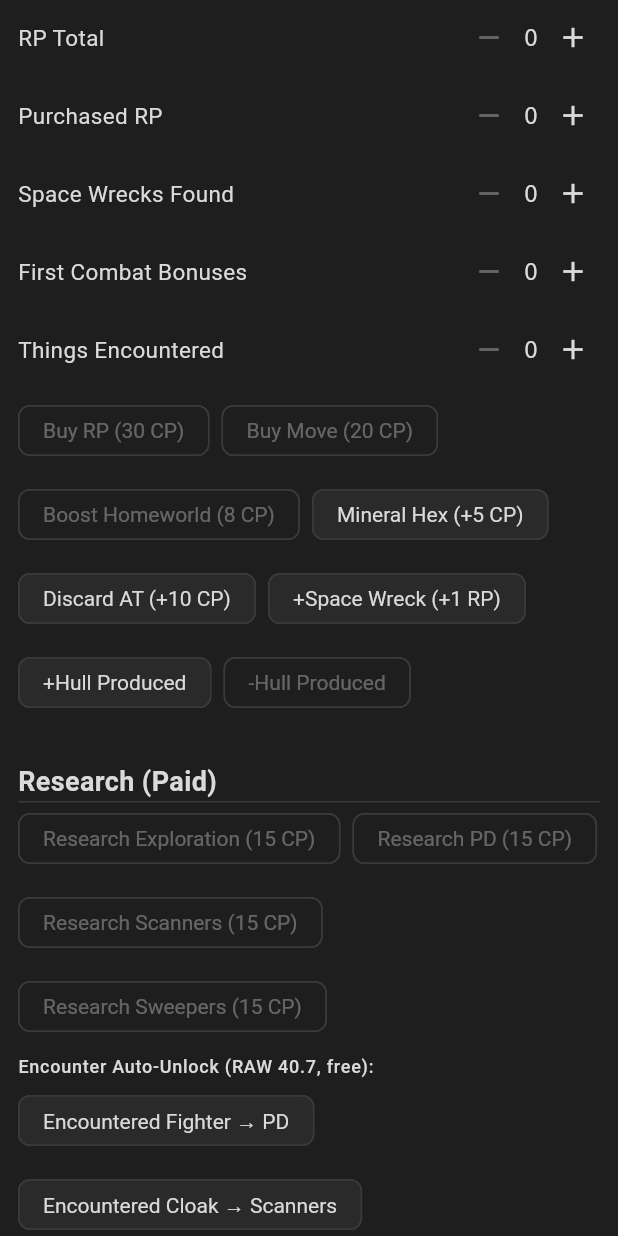
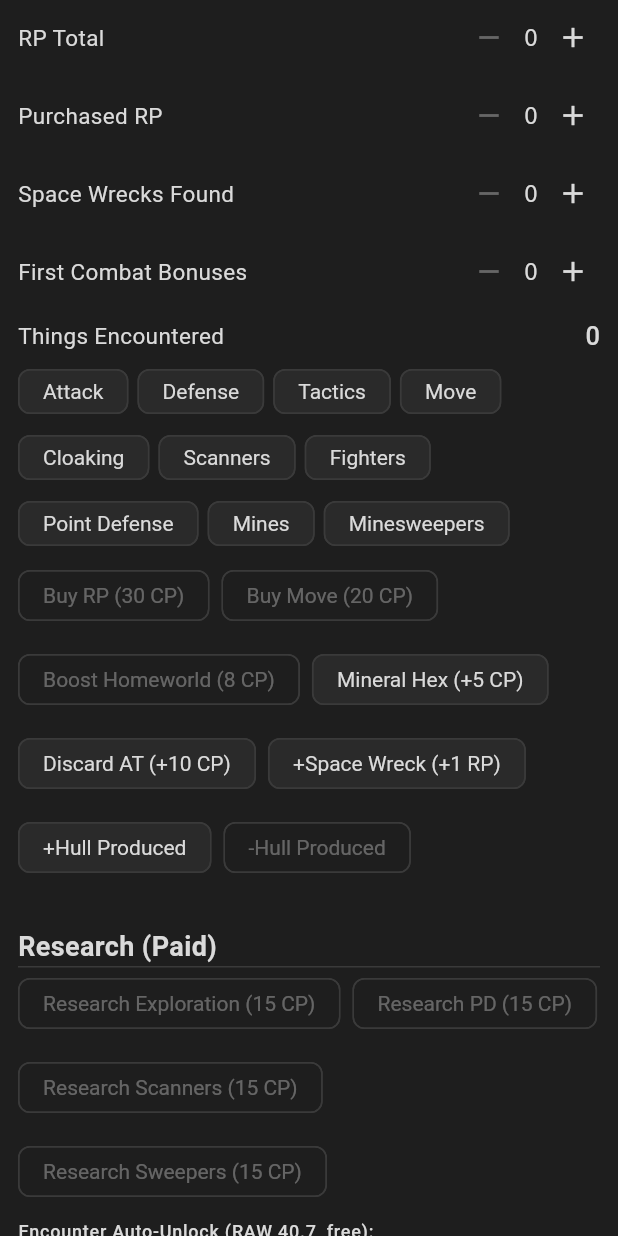
Before and after one commit to Fabulu/SE4xCompanion, a Flutter app: the ReplicatorPlayerPage widget shown alone on an empty page, opened directly with empty values, scrolled down 576 dp, on a phone screen of 412 x 824 dp. Run offline on Flutter 3.47's test engine with Material 3 defaults, Android fonts, the phone set to English and light mode, and no system bars.

Commit message:
Resolve final TODOs: encounter tracker chips + combat log viewer
- ReplicatorEncounterType: 10 named tech categories (Attack, Defense,
  Tactics, Move, Cloaking, Scanners, Fighters, PD, Mines, Minesweepers)
  with human-readable labels. Replicator player page now shows FilterChip
  toggles instead of an opaque counter. List<String> field preserved for
  backward compat.
- Combat Log viewer: "Combat Log" entry in map overflow menu opens a
  DraggableScrollableSheet with entries in reverse-chrono order. Clear
  button with confirmation. Empty state handled.
- Both TODO comments removed.

Tests: 982 passing, flutter analyze clean.

Co-Authored-By: Claude Opus 4.6 (1M context) <noreply@anthropic.com>

```diff
--- a/lib/models/replicator_player_state.dart
+++ b/lib/models/replicator_player_state.dart
@@ -1,5 +1,49 @@
 import '../data/empire_advantages.dart';
 import 'world.dart';
+
+/// Tech categories a Replicator can encounter in combat (RAW 40.5.4).
+/// Each unique encounter earns RP. Stored as string IDs for JSON compat.
+class ReplicatorEncounterType {
+  static const attack = 'attack';
+  static const defense = 'defense';
+  static const tactics = 'tactics';
+  static const move = 'move';
+  static const cloaking = 'cloaking';
+  static const scanners = 'scanners';
+  static const fighters = 'fighters';
+  static const pointDefense = 'point_defense';
+  static const mines = 'mines';
+  static const minesweepers = 'minesweepers';
+
+  /// All known encounter types, in display order.
+  static const all = [
+    attack,
+    defense,
+    tactics,
+    move,
+    cloaking,
+    scanners,
+    fighters,
+    pointDefense,
+    mines,
+    minesweepers,
+  ];
+
+  /// Human-readable label for display.
+  static String label(String id) => switch (id) {
+    attack => 'Attack',
+    defense => 'Defense',
+    tactics => 'Tactics',
+    move => 'Move',
+    cloaking => 'Cloaking',
+    scanners => 'Scanners',
+    fighters => 'Fighters',
+    pointDefense => 'Point Defense',
+    mines => 'Mines',
+    minesweepers => 'Minesweepers',
+    _ => id,
+  };
+}
 
 /// State model for a player-controlled Replicator empire.
 ///
@@ -20,10 +64,9 @@ class ReplicatorPlayerState {
   final bool boughtMoveThisPhase;
   final int? empireAdvantageCardNumber;
   final List<String> notes;
-  // Tier 3 stub: Things-Encountered grid (RAW 40.5.1).
-  // TODO: Flesh out with a full ThingsEncounteredState model (see architect
-  // plan §3.1). For now we store the raw marker ids the user has ticked; the
-  // derived RP math is still the user-typed [rpTotal] field as an override.
+  /// Tech categories the Replicator has encountered in combat (RAW 40.5.4).
+  /// Each unique entry earns RP. Values are [ReplicatorEncounterType] IDs.
+  /// Stored as a List for JSON compat but treated as a set (no duplicates).
   final List<String> thingsEncountered;
   final int spaceWrecksEncountered;
   final int firstCombatBonuses;
--- a/lib/pages/home_page.dart
+++ b/lib/pages/home_page.dart
@@ -2394,6 +2394,11 @@ class _HomePageState extends State<HomePage> with TickerProviderStateMixin {
           onColonizeCandidatesTapped: _openColonizeNowDialog,
           onChanged: _onMapChanged,
           onResolveCombat: _resolveCombat,
+          combatLog: _gameState.combatLog,
+          onClearCombatLog: () => _updateGameState(
+            _gameState.copyWith(combatLog: []),
+            'Clear combat log',
+          ),
         );
       }(),
       HomeTabId.shipTech => () {
--- a/lib/pages/replicator_player_page.dart
+++ b/lib/pages/replicator_player_page.dart
@@ -250,21 +250,38 @@ class ReplicatorPlayerPage extends StatelessWidget {
             state.copyWith(firstCombatBonuses: value.clamp(0, 99)),
           ),
         ),
-        _numberRow(
-          context,
-          label: 'Things Encountered',
-          value: state.thingsEncountered.length,
-          onChanged: (value) {
-            final clamped = value.clamp(0, 99);
-            final list = List<String>.from(state.thingsEncountered);
-            while (list.length < clamped) {
-              list.add('encounter-${list.length + 1}');
-            }
-            while (list.length > clamped) {
-              list.removeLast();
-            }
-            onChanged(state.copyWith(thingsEncountered: list));
-          },
+        Padding(
+          padding: const EdgeInsets.symmetric(vertical: 4),
+          child: Row(
+            children: [
+              const Expanded(child: Text('Things Encountered')),
+              Text(
+                '${state.thingsEncountered.length}',
+                style: Theme.of(context).textTheme.titleMedium,
+              ),
+            ],
+          ),
+        ),
+        Wrap(
+          spacing: 6,
+          runSpacing: 4,
+          children: [
+            for (final type in ReplicatorEncounterType.all)
+              FilterChip(
+                label: Text(ReplicatorEncounterType.label(type)),
+                selected: state.thingsEncountered.contains(type),
+                visualDensity: VisualDensity.compact,
+                onSelected: (selected) {
+                  final list = List<String>.from(state.thingsEncountered);
+                  if (selected && !list.contains(type)) {
+                    list.add(type);
+                  } else if (!selected) {
+                    list.remove(type);
+                  }
+                  onChanged(state.copyWith(thingsEncountered: list));
+                },
+              ),
+          ],
         ),
         const SizedBox(height: 4),
         Wrap(
```
Also changed, not shown: lib/pages/map_page.dart (+118 -0 lines).
